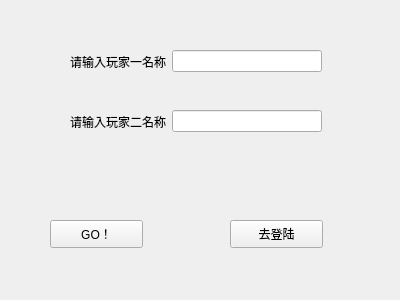
Old version of the form src/tank_game/interface/currentplayer.ui in the repository emon100/tank-game.
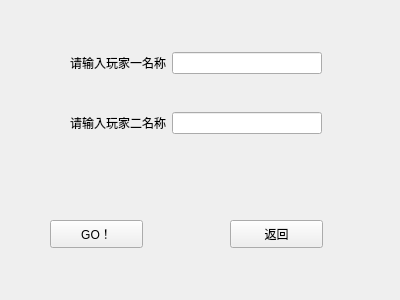
New version of the form.

```diff
--- a/src/tank_game/interface/currentplayer.ui
+++ b/src/tank_game/interface/currentplayer.ui
@@ -36,16 +36,16 @@
     </rect>
    </property>
    <property name="text">
-    <string>去登陆</string>
+    <string>返回</string>
    </property>
   </widget>
-  <widget class="QWidget" name="">
+  <widget class="QWidget" name="layoutWidget">
    <property name="geometry">
     <rect>
      <x>70</x>
      <y>50</y>
      <width>252</width>
-     <height>23</height>
+     <height>26</height>
     </rect>
    </property>
    <layout class="QHBoxLayout" name="horizontalLayout">
@@ -61,13 +61,13 @@
     </item>
    </layout>
   </widget>
-  <widget class="QWidget" name="">
+  <widget class="QWidget" name="layoutWidget">
    <property name="geometry">
     <rect>
      <x>70</x>
      <y>110</y>
      <width>252</width>
-     <height>23</height>
+     <height>26</height>
     </rect>
    </property>
    <layout class="QHBoxLayout" name="horizontalLayout_2">
```
